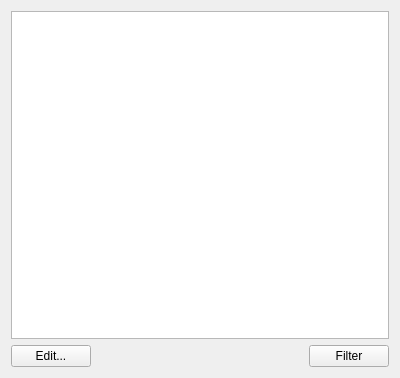
Before: the Qt Designer form src/admc/tabs/attributes_tab.ui in altlinux/admc, drawn with Qt 5.
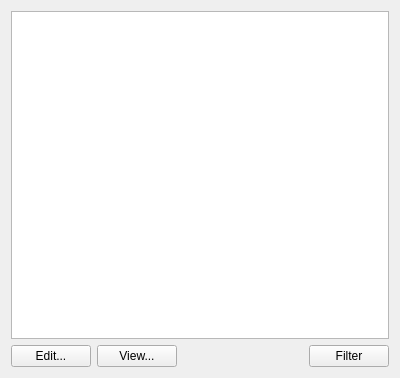
After: the same form once the commit is applied.

The edit to the form file:
```diff
--- a/src/admc/tabs/attributes_tab.ui
+++ b/src/admc/tabs/attributes_tab.ui
@@ -39,6 +39,13 @@
        </property>
       </widget>
      </item>
+     <item>
+      <widget class="QPushButton" name="view_button">
+       <property name="text">
+        <string>View...</string>
+       </property>
+      </widget>
+     </item>
      <item>
       <spacer name="horizontalSpacer">
        <property name="orientation">
```
